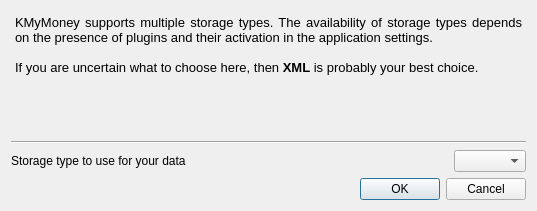
Before: the Qt Designer form kmymoney/dialogs/ksaveasquestion.ui in KDE/kmymoney, drawn with Qt 5.
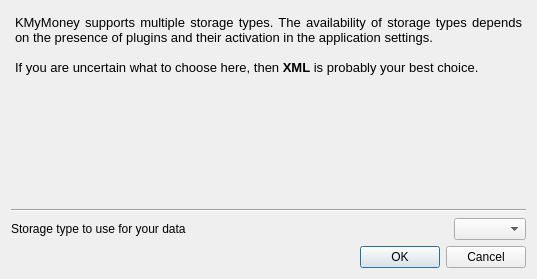
After: the same form once the commit is applied.

Commit message: Fix Save as dialog vertical size to accommodate larger fonts

```diff
--- a/kmymoney/dialogs/ksaveasquestion.ui
+++ b/kmymoney/dialogs/ksaveasquestion.ui
@@ -10,6 +10,12 @@
     <height>211</height>
    </rect>
   </property>
+  <property name="sizePolicy">
+   <sizepolicy hsizetype="Preferred" vsizetype="Expanding">
+    <horstretch>0</horstretch>
+    <verstretch>1</verstretch>
+   </sizepolicy>
+  </property>
   <property name="windowTitle">
    <string>Save storage as...</string>
   </property>
@@ -19,6 +25,18 @@
   <layout class="QVBoxLayout" name="verticalLayout">
    <item>
     <widget class="QTextBrowser" name="textBrowser">
+     <property name="sizePolicy">
+      <sizepolicy hsizetype="Expanding" vsizetype="MinimumExpanding">
+       <horstretch>0</horstretch>
+       <verstretch>1</verstretch>
+      </sizepolicy>
+     </property>
+     <property name="minimumSize">
+      <size>
+       <width>0</width>
+       <height>0</height>
+      </size>
+     </property>
      <property name="styleSheet">
       <string notr="true">background-color: rgba(255, 255, 255, 0);</string>
      </property>
@@ -30,8 +48,8 @@
 &lt;html&gt;&lt;head&gt;&lt;meta name=&quot;qrichtext&quot; content=&quot;1&quot; /&gt;&lt;style type=&quot;text/css&quot;&gt;
 p, li { white-space: pre-wrap; }
 &lt;/style&gt;&lt;/head&gt;&lt;body style=&quot; font-family:'Noto Sans'; font-size:10pt; font-weight:400; font-style:normal;&quot;&gt;
-&lt;p align=&quot;justify&quot; style=&quot; margin-top:0px; margin-bottom:0px; margin-left:0px; margin-right:0px; -qt-block-indent:0; text-indent:0px;&quot;&gt;KMyMoney supports multiple storage types. The availability of storage types depends on the presence of plugins and their activation in the application settings.&lt;/p&gt;
-&lt;p align=&quot;justify&quot; style=&quot; margin-top:0px; margin-bottom:0px; margin-left:0px; margin-right:0px; -qt-block-indent:0; text-indent:0px;&quot;&gt;&lt;br /&gt;If you are uncertain what to choose here, then &lt;span style=&quot; font-weight:600;&quot;&gt;XML&lt;/span&gt; is probably your best choice.&lt;/p&gt;&lt;/body&gt;&lt;/html&gt;</string>
+&lt;p align=&quot;justify&quot; style=&quot; margin: 0; -qt-block-indent:0; text-indent:0px;&quot;&gt;KMyMoney supports multiple storage types. The availability of storage types depends on the presence of plugins and their activation in the application settings.&lt;/p&gt;
+&lt;p align=&quot;justify&quot; style=&quot; margin: 0; -qt-block-indent:0; text-indent:0px;&quot;&gt;&lt;br /&gt;If you are uncertain what to choose here, then &lt;span style=&quot; font-weight:600;&quot;&gt;XML&lt;/span&gt; is probably your best choice.&lt;/p&gt;&lt;/body&gt;&lt;/html&gt;</string>
      </property>
     </widget>
    </item>
```
